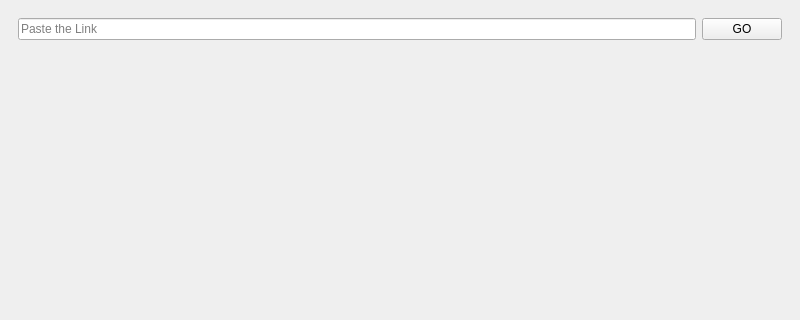
Above: form.ui from ManiMSV/ibtool_2 before the change; both pictures show x 0 to 800 and y 0 to 320 of the 800 by 600 pixel window. Below: the same form after it.
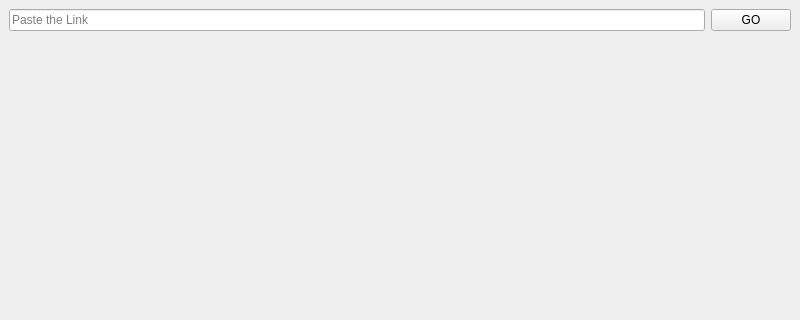
That is the form after the change.

Commit message: Feat : Add link input and button to main window UI for improved navigation

Patch:
```diff
--- a/form.ui
+++ b/form.ui
@@ -16,14 +16,6 @@
   <widget class="QWidget" name="centralwidget">
    <layout class="QGridLayout" name="gridLayout_2">
     <item row="0" column="0">
-     <widget class="QStackedWidget" name="stackedWidget">
-      <property name="currentIndex">
-       <number>1</number>
-      </property>
-      <widget class="QWidget" name="page_1"/>
-      <widget class="QWidget" name="page_2">
-       <layout class="QGridLayout" name="gridLayout">
-        <item row="0" column="0">
          <widget class="QLineEdit" name="lineEdit_pastelink">
           <property name="placeholderText">
            <string>Paste the Link</string>
@@ -38,19 +30,12 @@
          </widget>
         </item>
         <item row="1" column="0" colspan="2">
-         <spacer name="verticalSpacer">
-          <property name="orientation">
-           <enum>Qt::Orientation::Vertical</enum>
-          </property>
-          <property name="sizeHint" stdset="0">
-           <size>
-            <width>20</width>
-            <height>40</height>
-           </size>
-          </property>
-         </spacer>
-        </item>
-       </layout>
+     <widget class="QStackedWidget" name="stackedWidget">
+      <property name="currentIndex">
+       <number>0</number>
+      </property>
+      <widget class="QWidget" name="page_2">
+       <layout class="QGridLayout" name="gridLayout"/>
       </widget>
      </widget>
     </item>
```
Lines whose indentation alone changed are shown as unchanged. The commit also changes 3 other files.
